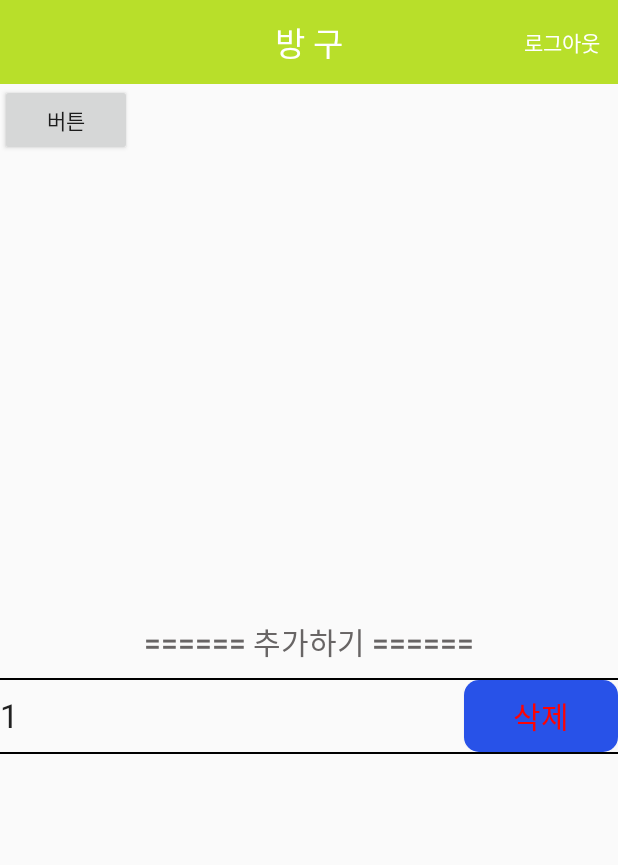
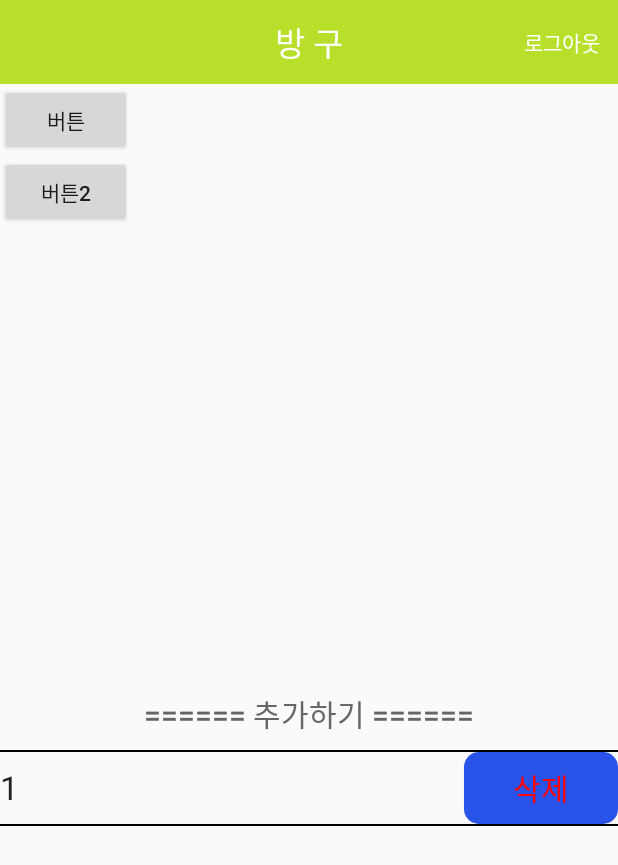
Before and after one commit to guhan589/MobilePrograaming_RecordRoom-ver2, an Android app: the HomeActivity screen opened directly, with no data from a screen before it, after a tap on "버튼", on a phone screen of 412 x 824 dp. Shown: the top 865 px of the screen. Run offline under Robolectric (Android 15) with nearby library versions, the phone set to English and light mode, and no system bars; our stand-ins replace Firebase (no records; nobody signed in at launch, a user with empty details on screens opened directly); libraries missing offline, so code that uses them is left out: net.daum.mf.

Commit message:
Activity이름 변경

```diff
--- a/app/src/main/AndroidManifest.xml
+++ b/app/src/main/AndroidManifest.xml
@@ -24,7 +24,7 @@
             android:name=".function.MessageActivity"
             android:theme="@android:style/Theme.Dialog" />
         <activity android:name=".UI.Login.SignupActivity" />
-        <activity android:name=".UI.MainActivity" />
+        <activity android:name=".UI.HomeActivity" />
         <activity android:name=".UI.Login.LoginActivity" />
         <activity android:name=".UI.SplashActivity">
             <intent-filter>
--- a/app/src/main/java/com/example/recordroom/UI/MainActivity.kt
+++ b/app/src/main/java/com/example/recordroom/UI/HomeActivity.kt
@@ -24,7 +24,7 @@ import net.daum.mf.map.api.MapView
 import java.util.*
 
 
-class MainActivity : AppCompatActivity() {
+class HomeActivity : AppCompatActivity() {
     var data = arrayListOf<RoomRecord>()
     lateinit var mapView: MapView
     lateinit var mapViewContainer:ViewGroup
@@ -69,7 +69,7 @@ class MainActivity : AppCompatActivity() {
         user["last"] = "Lovelace"
         user["born"] = 1815
         conBtn.setOnClickListener{
-            db.collection("user1").add(user)
+            db.collection("user").add(user)
                 .addOnSuccessListener(OnSuccessListener<DocumentReference> { documentReference ->
                     Log.d(
                         "TAG",
--- a/app/src/main/java/com/example/recordroom/UI/Login/LoginActivity.kt
+++ b/app/src/main/java/com/example/recordroom/UI/Login/LoginActivity.kt
@@ -7,7 +7,7 @@ import android.widget.Toast
 import androidx.appcompat.app.AppCompatActivity
 import com.example.recordroom.R
 import com.example.recordroom.UI.Firebase_connection
-import com.example.recordroom.UI.MainActivity
+import com.example.recordroom.UI.HomeActivity
 import com.example.recordroom.model.SharedUserData
 import com.google.firebase.database.*
 import kotlinx.android.synthetic.main.activity_login.*
@@ -139,7 +139,7 @@ public class LoginActivity : AppCompatActivity() {
                             .setUserId(id,true) //아이디와 상태 저장
 
                     }
-                    val mainIntent = Intent(applicationContext, MainActivity::class.java)
+                    val mainIntent = Intent(applicationContext, HomeActivity::class.java)
                     Log.d("TAG", "onDataChange_name: "+name)
                     mainIntent.putExtra("name",name)
                     startActivity(mainIntent)
--- a/app/src/main/java/com/example/recordroom/UI/SplashActivity.kt
+++ b/app/src/main/java/com/example/recordroom/UI/SplashActivity.kt
@@ -11,7 +11,6 @@ import android.widget.Toast
 import androidx.appcompat.app.AppCompatActivity
 import com.example.recordroom.R
 import com.example.recordroom.UI.Login.LoginActivity
-import com.example.recordroom.function.Permission
 import com.example.recordroom.model.SharedUserData
 import java.security.MessageDigest
 import java.security.NoSuchAlgorithmException
@@ -31,7 +30,7 @@ class SplashActivity : AppCompatActivity() {
         if(auto_login) {//자동로그인 시
             Handler().postDelayed({
                 Toast.makeText(this,"자동로그인이 되었습니다.",Toast.LENGTH_SHORT).show()
-                val intent = Intent(this, MainActivity::class.java)//mainActivity으로 이동
+                val intent = Intent(this, HomeActivity::class.java)//mainActivity으로 이동
                 startActivity(intent)
                 finish()
             },2000)
--- a/app/src/main/res/layout/activity_main.xml
+++ b/app/src/main/res/layout/activity_main.xml
@@ -5,7 +5,7 @@
     android:layout_width="match_parent"
     android:layout_height="match_parent"
     android:orientation="vertical"
-    tools:context=".UI.MainActivity">
+    tools:context=".UI.HomeActivity">
 
     <include
         android:id="@+id/include"
@@ -18,6 +18,13 @@
         android:text="버튼"
         android:layout_width="wrap_content"
         android:layout_height="wrap_content"/>
+    <Button
+        android:id="@+id/conBtn2"
+        android:layout_width="wrap_content"
+        android:layout_height="wrap_content"
+        android:text="버튼2"
+        />
+
     <RelativeLayout
         android:id="@+id/map_view"
         android:layout_width="match_parent"
```
